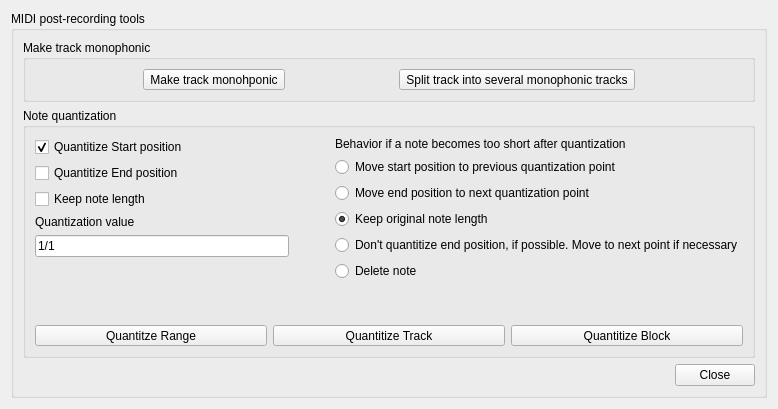
Old version of the form Qt/qt4_tools.ui in the repository kmatheussen/radium.
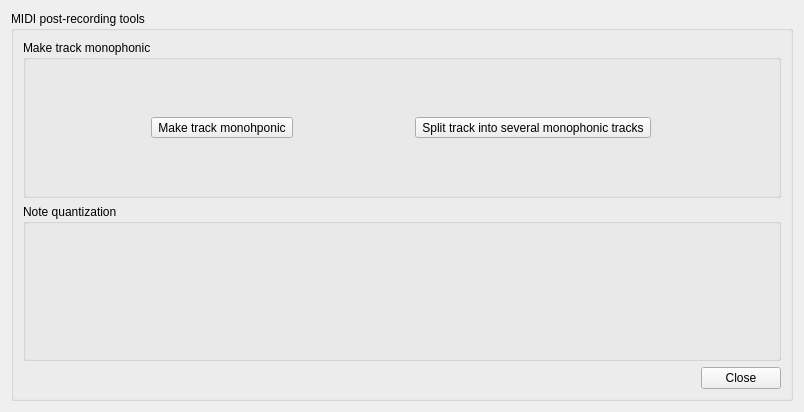
New version of the form. Custom widgets are drawn as their Qt base class.

Commit message: Make a general "create-quantize-gui" function in scheme, and let C++ use this function in the post-recording tools dialog instead of the old code. Also set lighter background color for the post-recording dialog. API: let evalScheme return dyn_t instead of void, some gui/ratio fixes. New API functions: setQuantitize, getQuantitizeType, setQuantitizeType.

The edit to the form file:
```diff
--- a/Qt/qt4_tools.ui
+++ b/Qt/qt4_tools.ui
@@ -6,8 +6,8 @@
    <rect>
     <x>0</x>
     <y>0</y>
-    <width>778</width>
-    <height>409</height>
+    <width>804</width>
+    <height>412</height>
    </rect>
   </property>
   <property name="sizePolicy">
@@ -31,13 +31,13 @@
      <property name="title">
       <string>MIDI post-recording tools</string>
      </property>
-     <layout class="QVBoxLayout" name="verticalLayout_3">
+     <layout class="QVBoxLayout" name="verticalLayout_4">
       <item>
-       <widget class="QGroupBox" name="horizontalGroupBox">
+       <widget class="QGroupBox" name="horizontalGroupBox_2">
         <property name="title">
          <string>Make track monophonic</string>
         </property>
-        <layout class="QHBoxLayout" name="horizontalLayout">
+        <layout class="QHBoxLayout" name="horizontalLayout_2">
          <item>
           <widget class="QToolButton" name="make_track_monophonic_button">
            <property name="toolTip">
@@ -69,230 +69,27 @@
         <property name="title">
          <string>Note quantization</string>
         </property>
-        <layout class="QVBoxLayout" name="verticalLayout_2" stretch="0,0">
-         <item>
-          <layout class="QHBoxLayout" name="horizontalLayout_2" stretch="1,0,0">
-           <item>
-            <layout class="QVBoxLayout" name="verticalLayout_4">
-             <property name="sizeConstraint">
-              <enum>QLayout::SetDefaultConstraint</enum>
-             </property>
-             <item>
-              <widget class="QCheckBox" name="quant_start">
-               <property name="text">
-                <string>Quantitize Start position</string>
-               </property>
-               <property name="checked">
-                <bool>true</bool>
-               </property>
-              </widget>
-             </item>
-             <item>
-              <widget class="QCheckBox" name="quant_end">
-               <property name="text">
-                <string>Quantitize End position</string>
-               </property>
-              </widget>
-             </item>
-             <item>
-              <widget class="QCheckBox" name="keep_length">
-               <property name="text">
-                <string>Keep note length</string>
-               </property>
-              </widget>
-             </item>
-             <item>
-              <widget class="QLabel" name="label_2">
-               <property name="toolTip">
-                <string>&lt;html&gt;&lt;head/&gt;&lt;body&gt;&lt;p&gt;Note: The unit is &lt;span style=&quot; font-weight:600;&quot;&gt;line&lt;/span&gt;, and not beat. So, for instance, if your measurement is 4/4 and you want to quantize the notes to the quarter beats, you would want set this value to 1/4 multiplied by the LPB value.&lt;/p&gt;&lt;/body&gt;&lt;/html&gt;</string>
-               </property>
-               <property name="text">
-                <string>Quantization value</string>
-               </property>
-              </widget>
-             </item>
-             <item>
-              <widget class="QuantizationQLineEdit" name="quantization_value">
-               <property name="toolTip">
-                <string>&lt;html&gt;&lt;head/&gt;&lt;body&gt;&lt;p&gt;Note: The unit is &lt;span style=&quot; font-weight:600;&quot;&gt;line&lt;/span&gt;, and not beat. So, for instance, if your measurement is 4/4 and you want to quantize the notes to the quarter beats, you would want set this value to 1/4 multiplied by the LPB value.&lt;/p&gt;&lt;/body&gt;&lt;/html&gt;</string>
-               </property>
-               <property name="text">
-                <string>1/1</string>
-               </property>
-              </widget>
-             </item>
-             <item>
-              <spacer name="verticalSpacer">
-               <property name="orientation">
-                <enum>Qt::Vertical</enum>
-               </property>
-               <property name="sizeHint" stdset="0">
-                <size>
-                 <width>20</width>
-                 <height>10</height>
-                </size>
-               </property>
-              </spacer>
-             </item>
-            </layout>
-           </item>
-           <item>
-            <spacer name="horizontalSpacer">
-             <property name="orientation">
-              <enum>Qt::Horizontal</enum>
-             </property>
-             <property name="sizeHint" stdset="0">
-              <size>
-               <width>40</width>
-               <height>20</height>
-              </size>
-             </property>
-            </spacer>
-           </item>
-           <item>
-            <widget class="QFrame" name="frame">
-             <property name="enabled">
-              <bool>true</bool>
-             </property>
-             <layout class="QVBoxLayout" name="verticalLayout_8">
-              <property name="sizeConstraint">
-               <enum>QLayout::SetDefaultConstraint</enum>
-              </property>
-              <property name="leftMargin">
-               <number>0</number>
-              </property>
-              <property name="topMargin">
-               <number>0</number>
-              </property>
-              <property name="rightMargin">
-               <number>0</number>
-              </property>
-              <property name="bottomMargin">
-               <number>0</number>
-              </property>
-              <item>
-               <widget class="QLabel" name="label_4">
-                <property name="text">
-                 <string>Behavior if a note becomes too short after quantization</string>
-                </property>
-               </widget>
-              </item>
-              <item>
-               <widget class="QRadioButton" name="type1">
-                <property name="text">
-                 <string>Move start position to previous quantization point</string>
-                </property>
-               </widget>
-              </item>
-              <item>
-               <widget class="QRadioButton" name="type2">
-                <property name="enabled">
-                 <bool>true</bool>
-                </property>
-                <property name="text">
-                 <string>Move end position to next quantization point</string>
-                </property>
-               </widget>
-              </item>
-              <item>
-               <widget class="QRadioButton" name="type3">
-                <property name="text">
-                 <string>Keep original note length</string>
-                </property>
-                <property name="checked">
-                 <bool>true</bool>
-                </property>
-               </widget>
-              </item>
-              <item>
-               <widget class="QRadioButton" name="type4">
-                <property name="enabled">
-                 <bool>true</bool>
-                </property>
-                <property name="text">
-                 <string>Don't quantitize end position, if possible. Move to next point if necessary</string>
-                </property>
-                <property name="checked">
-                 <bool>false</bool>
-                </property>
-               </widget>
-              </item>
-              <item>
-               <widget class="QRadioButton" name="type5">
-                <property name="enabled">
-                 <bool>true</bool>
-                </property>
-                <property name="text">
-                 <string>Delete note</string>
-                </property>
-               </widget>
-              </item>
-              <item>
-               <spacer name="verticalSpacer_3">
-                <property name="orientation">
-                 <enum>Qt::Vertical</enum>
-                </property>
-                <property name="sizeHint" stdset="0">
-                 <size>
-                  <width>20</width>
-                  <height>10</height>
-                 </size>
-                </property>
-               </spacer>
-              </item>
-             </layout>
-            </widget>
-           </item>
-          </layout>
-         </item>
-         <item>
-          <layout class="QHBoxLayout" name="horizontalLayout_3">
-           <item>
-            <widget class="QToolButton" name="quantitize_range">
-             <property name="sizePolicy">
-              <sizepolicy hsizetype="Expanding" vsizetype="Fixed">
-               <horstretch>0</horstretch>
-               <verstretch>0</verstretch>
-              </sizepolicy>
-             </property>
-             <property name="text">
-              <string>Quantitze Range</string>
-             </property>
-            </widget>
-           </item>
-           <item>
-            <widget class="QToolButton" name="quantitize_track">
-             <property name="sizePolicy">
-              <sizepolicy hsizetype="Expanding" vsizetype="Fixed">
-               <horstretch>0</horstretch>
-               <verstretch>0</verstretch>
-              </sizepolicy>
-             </property>
-             <property name="text">
-              <string>Quantitize Track</string>
-             </property>
-            </widget>
-           </item>
-           <item>
-            <widget class="QToolButton" name="quantitize_block">
-             <property name="sizePolicy">
-              <sizepolicy hsizetype="Expanding" vsizetype="Fixed">
-               <horstretch>0</horstretch>
-               <verstretch>0</verstretch>
-              </sizepolicy>
-             </property>
-             <property name="text">
-              <string>Quantitize Block</string>
-             </property>
-            </widget>
-           </item>
-          </layout>
-         </item>
+        <layout class="QVBoxLayout" name="quantization_layout">
+         <property name="spacing">
+          <number>0</number>
+         </property>
+         <property name="leftMargin">
+          <number>0</number>
+         </property>
+         <property name="topMargin">
+          <number>0</number>
+         </property>
+         <property name="rightMargin">
+          <number>0</number>
+         </property>
+         <property name="bottomMargin">
+          <number>0</number>
+         </property>
         </layout>
        </widget>
       </item>
       <item>
-       <layout class="QHBoxLayout" name="horizontalLayout_4">
+       <layout class="QHBoxLayout" name="horizontalLayout_5">
         <item>
          <spacer name="horizontalSpacer_2">
           <property name="orientation">
@@ -329,13 +126,6 @@
    </item>
   </layout>
  </widget>
- <customwidgets>
-  <customwidget>
-   <class>QuantizationQLineEdit</class>
-   <extends>QLineEdit</extends>
-   <header>lzqlineedit.h</header>
-  </customwidget>
- </customwidgets>
  <resources/>
  <connections/>
 </ui>
```
Left out of the diff: 4 changed lines with no effect on the pictures. The commit also changes 12 other files.
